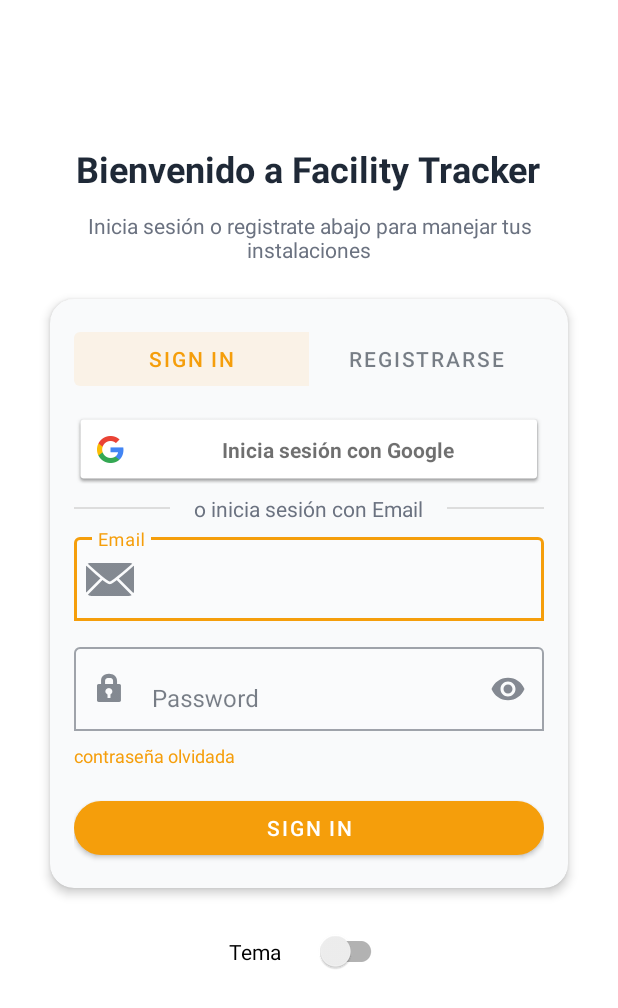
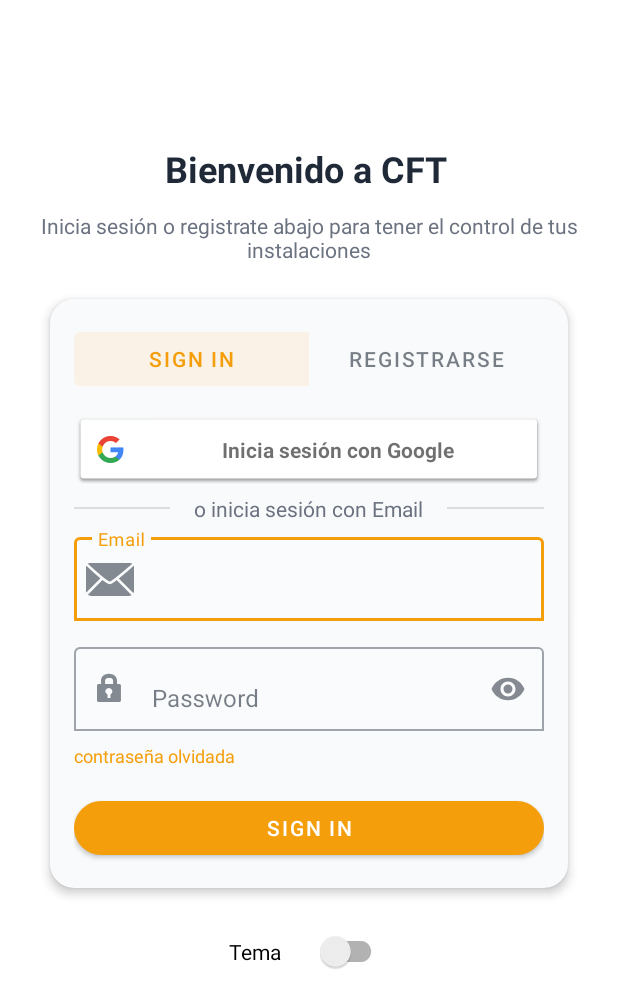
Before and after one commit to SakyJoestar/AccessoryManager, an Android app: the screen it shows after launch (MainActivity), on a phone screen of 412 x 824 dp. Shown: the top 1008 px of the screen. Run offline under Robolectric (Android 15) with nearby library versions, the phone set to English and light mode, and no system bars; our stand-ins replace Dagger/Hilt's generated code, Firebase (no records; nobody signed in at launch, a user with empty details on screens opened directly), data binding, navigation-ui.

Commit message:
Feat: Add logout functionality and dynamic start destination
- In `MainActivity`, dynamically set the start destination of the navigation graph based on the user's authentication state. If a user is logged in, they are directed to `accessoriesFragment`; otherwise, they start at `loginFragment`.
- Implement a `Toolbar` and add a logout option to the options menu. This menu is only shown on screens other than the login screen.
- The logout action signs the user out of Firebase and navigates them back to `loginFragment`.
- The visibility of the Toolbar, Bottom Navigation Bar, and the back arrow are now dynamically managed based on the current navigation destination. The back arrow is hidden on root-level destinations (bottom navigation tabs).
- In `LoginFragment`, modify the `signInWithGoogle` function to first sign out from `googleSignInClient`. This ensures the user is always prompted with the account chooser.
- Create a new menu resource `logout.xml` for the logout action.
- Remove the `FloatingActionButton` from `app_bar_main.xml`.

```diff
--- a/app/src/main/java/com/example/accessoriesManager/view/MainActivity.kt
+++ b/app/src/main/java/com/example/accessoriesManager/view/MainActivity.kt
@@ -86,6 +86,8 @@ class MainActivity : AppCompatActivity() {
                 toolbar.visibility = View.VISIBLE
                 showLogoutMenu = true
 
+                supportActionBar?.title = "CFT"
+
                 // Si es un destino raíz (tabs): NO flecha
                 if (destination.id in rootDestinations) {
                     supportActionBar?.setDisplayHomeAsUpEnabled(false)
--- a/app/src/main/res/layout/fragment_login.xml
+++ b/app/src/main/res/layout/fragment_login.xml
@@ -37,7 +37,7 @@
             android:layout_width="wrap_content"
             android:layout_height="wrap_content"
             android:layout_marginTop="72dp"
-            android:text="Bienvenido a Facility Tracker"
+            android:text="Bienvenido a CFT"
             android:textSize="24sp"
             android:textStyle="bold"
             android:textColor="@color/text_primary"
--- a/app/src/main/res/values/strings.xml
+++ b/app/src/main/res/values/strings.xml
@@ -1,5 +1,5 @@
 <resources>
-    <string name="app_name">AccessoryManager</string>
+    <string name="app_name">Car Facility Tracker</string>
     <string name="navigation_drawer_open">Open navigation drawer</string>
     <string name="navigation_drawer_close">Close navigation drawer</string>
     <string name="nav_header_title">Android Studio</string>
@@ -20,7 +20,7 @@
     <string name="registrar">Registrar</string>
     <string name="image">image</string>
     <string name="inicia_con_google">O inicia sesión con Google</string>
-    <string name="instrucciones_login">Inicia sesión o registrate abajo para manejar tus instalaciones</string>
+    <string name="instrucciones_login">Inicia sesión o registrate abajo para tener el control de tus instalaciones</string>
     <string name="registrarse">Registrarse</string>
     <string name="o_continua_con_email">o registrate con Email</string>
     <string name="nombre">Nombre</string>
```
